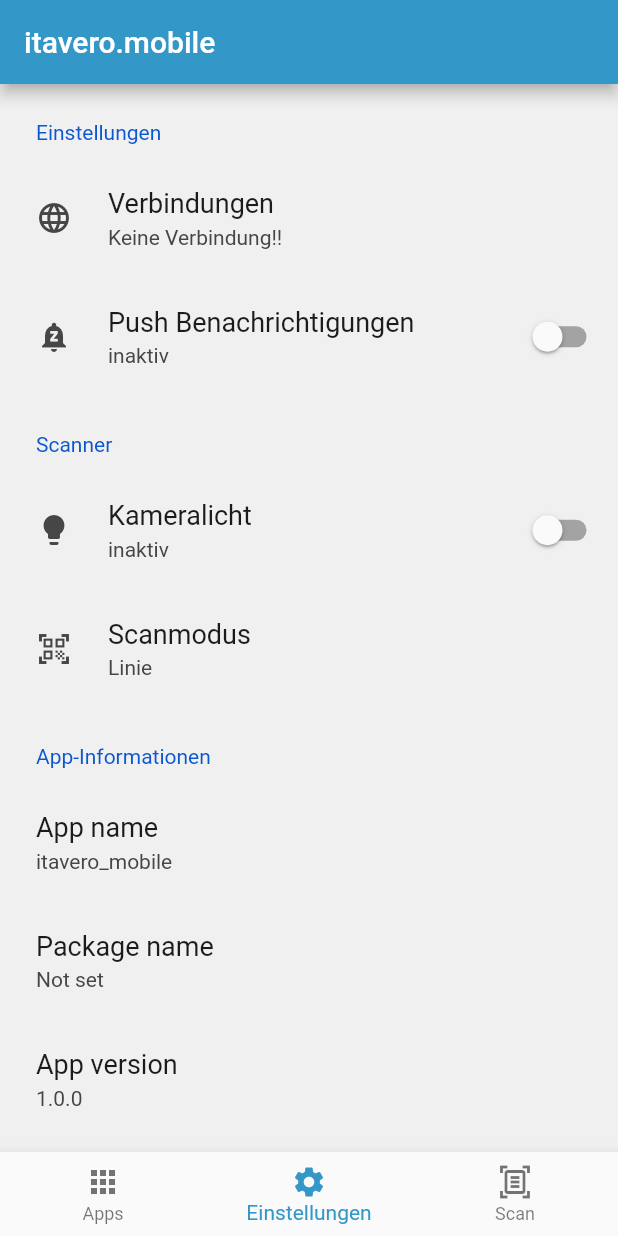
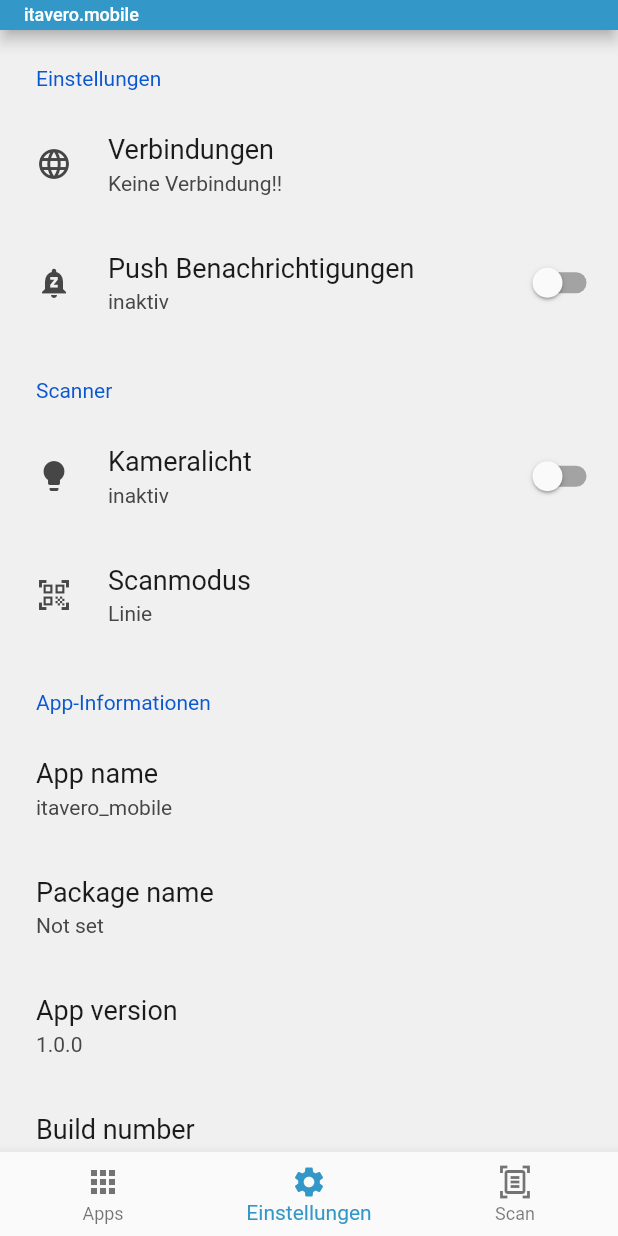
Before and after one commit to itavero-em/mobile_flutter, a Flutter app: the screen it shows after launch, on a phone screen of 412 x 824 dp. Run offline on Flutter 3.47's test engine with Material 2 defaults, Android fonts, the phone set to English and light mode, and no system bars; drawn by our look-alikes of settings_ui; our stand-ins replace flutter_local_notifications, flutter_platform_widgets, flutter_slidable, package_info_plus, permission_handler, shared_preferences and 1 more; missing offline and left inert: scandit_flutter_datacapture_barcode, scandit_flutter_datacapture_core.

Commit message:
App-Bar verkleinert

```diff
--- a/lib/main.dart
+++ b/lib/main.dart
@@ -86,23 +86,20 @@
   @override
   Widget build(BuildContext context) {
     return Scaffold(
-      appBar: AppBar(
-          title: const Text('itavero.mobile'),
-          /*
-          actions: [
-            IconButton(onPressed: () async
-                {
-                  // ScaffoldMessenger.of(context).showSnackBar(SnackBar(
-                  //     content: Text(
-                  //         'Button wurde gedrückt')));
-
-                }
-                , icon: const Icon( Icons.more_vert))
-          ],
-
-           */
-          // backgroundColor: const Color(0x007bb9),
-          backgroundColor: ItaveroMobile._itacolor),
+      appBar: PreferredSize(
+        preferredSize: Size.fromHeight(20.0),
+        child: AppBar(
+            title: Container(
+              child: const Text(
+                'itavero.mobile',
+                style: TextStyle(fontSize: 12),
+                textAlign: TextAlign.left,
+              ),
+              alignment: Alignment.topLeft,
+            ),
+            centerTitle: true,
+            backgroundColor: ItaveroMobile._itacolor),
+      ),
       body: _pages.elementAt(_selectedIndex),
       bottomNavigationBar: BottomNavigationBar(
         items: <BottomNavigationBarItem>[
```
